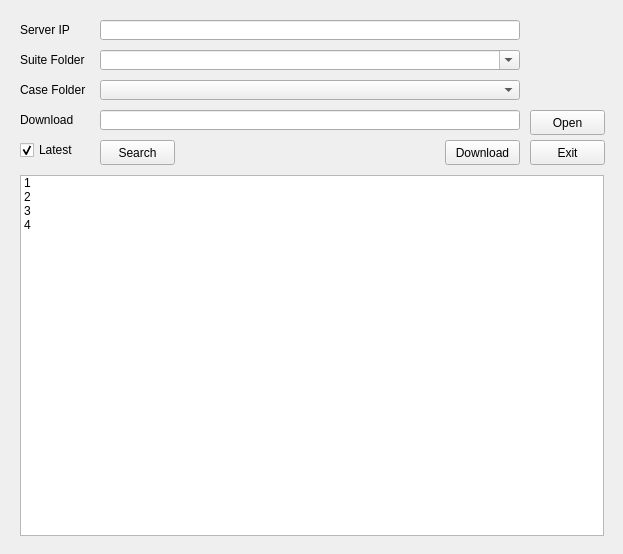
jackiejay888/automation, file suite/windows/program_index/app_program_index.ui: the form before one commit.
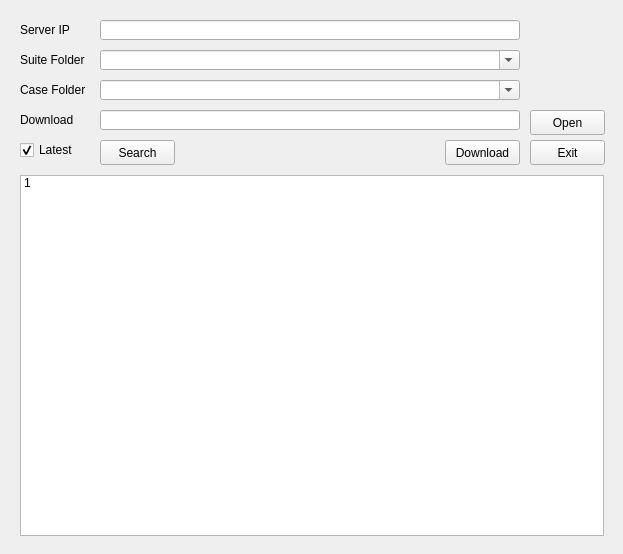
The form after the commit.

Diff of the .ui file:
```diff
--- a/suite/windows/program_index/app_program_index.ui
+++ b/suite/windows/program_index/app_program_index.ui
@@ -136,7 +136,7 @@
     </rect>
    </property>
    <property name="editable">
-    <bool>false</bool>
+    <bool>true</bool>
    </property>
   </widget>
   <widget class="QComboBox" name="comboBox_suite">
@@ -238,21 +238,6 @@
      <string>1</string>
     </property>
    </item>
-   <item>
-    <property name="text">
-     <string>2</string>
-    </property>
-   </item>
-   <item>
-    <property name="text">
-     <string>3</string>
-    </property>
-   </item>
-   <item>
-    <property name="text">
-     <string>4</string>
-    </property>
-   </item>
   </widget>
  </widget>
  <resources/>
```
Left out of the diff: 30 changed lines with no effect on the pictures.
